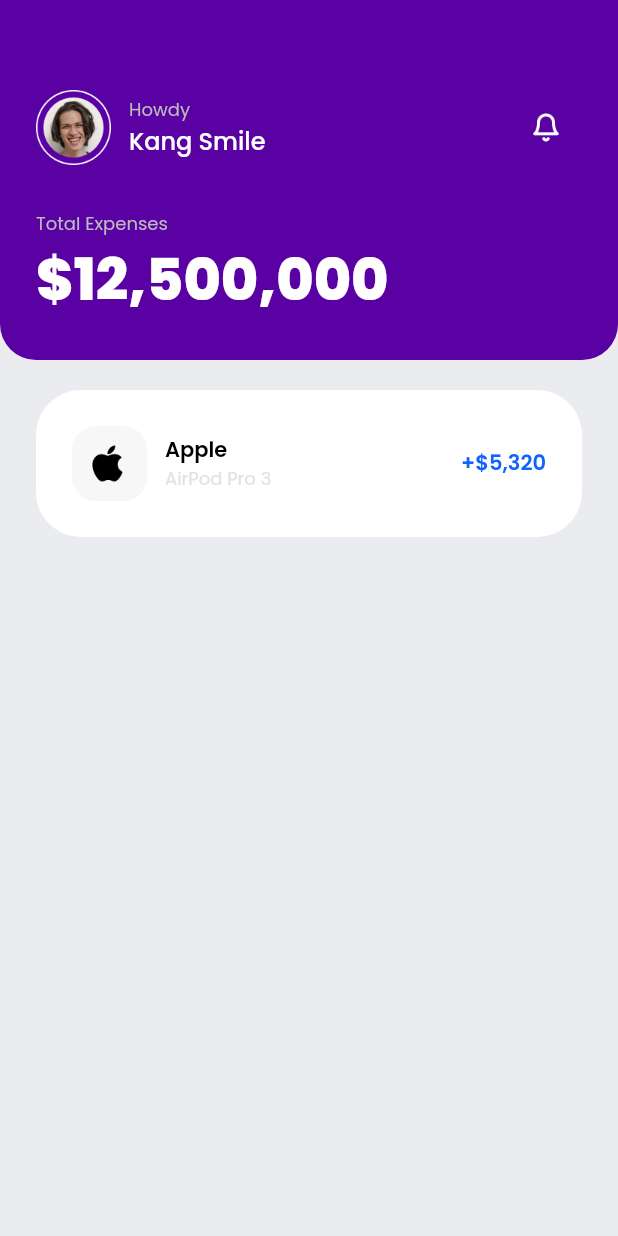
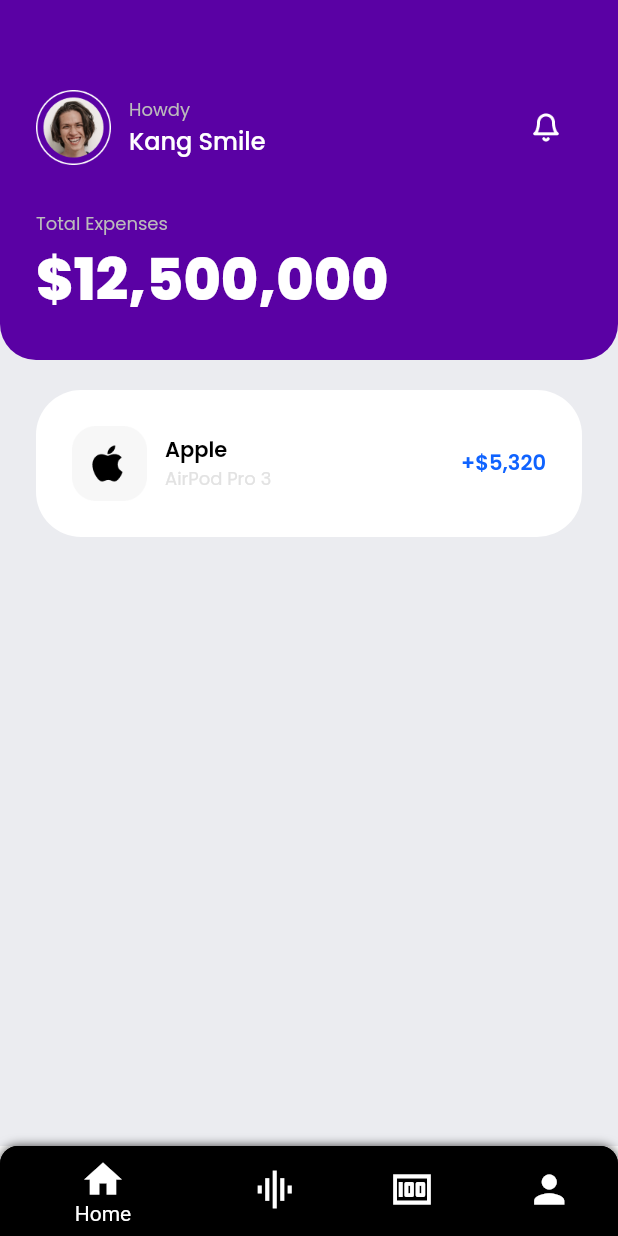
Before and after one commit to Fleonex/jupiter_clone, a Flutter app: the LoginForm widget shown alone on an empty page, opened directly, after a tap on "LOGIN", on a phone screen of 412 x 824 dp. Run offline on Flutter 3.47's test engine with Material 2 defaults, Android fonts, the phone set to English and light mode, and no system bars; our stand-ins replace cloud_firestore, csv, file_picker, firebase_auth, firebase_core, flutter_svg and 3 more; missing offline and left inert: excel; accounts and stored records are empty.

Commit message:
Added  bottom navbar

```diff
--- a/lib/components/navbar.dart
+++ b/lib/components/navbar.dart
@@ -20,7 +20,7 @@ class _NavbarState extends State<Navbar> {
           // add border radius to only top side
           decoration: BoxDecoration(
               color: black,
-              borderRadius: BorderRadius.only(
+              borderRadius: const BorderRadius.only(
                   topLeft: Radius.circular(12),
                   topRight: Radius.circular(12)
               )
@@ -38,7 +38,7 @@ class _NavbarState extends State<Navbar> {
               activeColor: white,
               tabBackgroundColor: Colors.grey.shade900,
               gap: 3,
-              padding: EdgeInsets.all(16),
+              padding: const EdgeInsets.all(16),
               tabs: const[
                 GButton(
                   icon: Icons.home,
--- a/lib/screens/Dashboard/dashboard.dart
+++ b/lib/screens/Dashboard/dashboard.dart
@@ -38,13 +38,13 @@ class _DashboardState extends State<Dashboard> {
               height: 240,
               decoration: BoxDecoration(
                 color: purple,
-                borderRadius: BorderRadius.only(
+                borderRadius: const BorderRadius.only(
                   bottomLeft: Radius.circular(24),
                   bottomRight: Radius.circular(24),
                 ),
               ),
               child: Padding(
-                padding: EdgeInsets.only(
+                padding: const EdgeInsets.only(
                   top: 60,
                   left: 24,
                   right: 24,
@@ -54,7 +54,7 @@ class _DashboardState extends State<Dashboard> {
                     Row(
                       children: [
                         Image.asset('assets/images/user_photo.png', height: 50),
-                        SizedBox(
+                        const SizedBox(
                           width: 12,
                         ),
                         Column(
@@ -70,7 +70,7 @@ class _DashboardState extends State<Dashboard> {
                             ),
                           ],
                         ),
-                        Spacer(),
+                        const Spacer(),
                         Row(
                           children: [
                             IconButton(
@@ -82,7 +82,7 @@ class _DashboardState extends State<Dashboard> {
                         ),
                       ],
                     ),
-                    SizedBox(
+                    const SizedBox(
                       height: 30,
                     ),
                     Row(
@@ -118,7 +118,7 @@ class _DashboardState extends State<Dashboard> {
             //     )]
             // )
             // ,
-            SizedBox(
+            const SizedBox(
               height: 20,
             ),
             // Container(
--- /dev/null
+++ b/lib/screens/Dashboard/home.dart
@@ -0,0 +1,88 @@
+import 'package:flutter/material.dart';
+import 'package:jupiter_clone/screens/Dashboard/dashboard.dart';
+import 'package:jupiter_clone/style/color.dart';
+
+class Home extends StatefulWidget {
+  const Home({super.key});
+
+  @override
+  State<Home> createState() => _HomeState();
+}
+
+class _HomeState extends State<Home> {
+  int _selectedIndex = 0;
+
+  static const List<Widget> _widgetOptions = <Widget>[
+    Dashboard(),
+    Placeholder(),
+    Placeholder(),
+    Placeholder(),
+  ];
+
+  void setIndex(int index) {
+    setState(() {
+      _selectedIndex = index;
+    });
+  }
+
+  @override
+  Widget build(BuildContext context) {
+    return Scaffold(
+        body: _widgetOptions.elementAt(_selectedIndex),
+        bottomNavigationBar: Container(
+          decoration: BoxDecoration(
+            color: black,
+            borderRadius: const BorderRadius.only(
+              topLeft: Radius.circular(12),
+              topRight: Radius.circular(12),
+            ),
+            boxShadow: [
+              BoxShadow(
+                color: Colors.grey.shade800,
+                blurRadius: 5,
+                spreadRadius: 0,
+              )
+            ],
+          ),
+          child: ClipRRect(
+            borderRadius: const BorderRadius.only(
+              topLeft: Radius.circular(12),
+              topRight: Radius.circular(12),
+            ),
+            child: BottomNavigationBar(
+              enableFeedback: true,
+              backgroundColor: black,
+              items: <BottomNavigationBarItem>[
+                BottomNavigationBarItem(
+                  icon: const Icon(Icons.home),
+                  backgroundColor: black,
+                  // Display label when selected
+                  label: 'Home',
+                ),
+                BottomNavigationBarItem(
+                  icon: const Icon(Icons.graphic_eq),
+                  backgroundColor: black,
+                  label: 'Graphs',
+                ),
+                BottomNavigationBarItem(
+                  icon: const Icon(Icons.money),
+                  backgroundColor: black,
+                  label: 'Budget',
+                ),
+                BottomNavigationBarItem(
+                  icon: const Icon(Icons.person),
+                  backgroundColor: black,
+                  label: 'Profile',
+                ),
+              ],
+              type: BottomNavigationBarType.shifting,
+              currentIndex: _selectedIndex,
+              showUnselectedLabels: false,
+              onTap: setIndex,
+              elevation: 5,
+              iconSize: 30,
+            ),
+          ),
+        ));
+  }
+}
--- a/lib/screens/Login/components/login_form.dart
+++ b/lib/screens/Login/components/login_form.dart
@@ -2,6 +2,7 @@ import 'package:flutter/material.dart';
 
 import 'package:jupiter_clone/components/already_have_an_account_acheck.dart';
 import 'package:jupiter_clone/screens/Dashboard/dashboard.dart';
+import 'package:jupiter_clone/screens/Dashboard/home.dart';
 import 'package:jupiter_clone/style/constants.dart';
 import '../../Signup/signup_screen.dart';
 
@@ -82,7 +83,7 @@ class _LoginFormState extends State<LoginForm> {
                     context,
                     MaterialPageRoute(
                       builder: (context) {
-                        return Dashboard();
+                        return const Home();
                       },
                     ),
                   );
```
